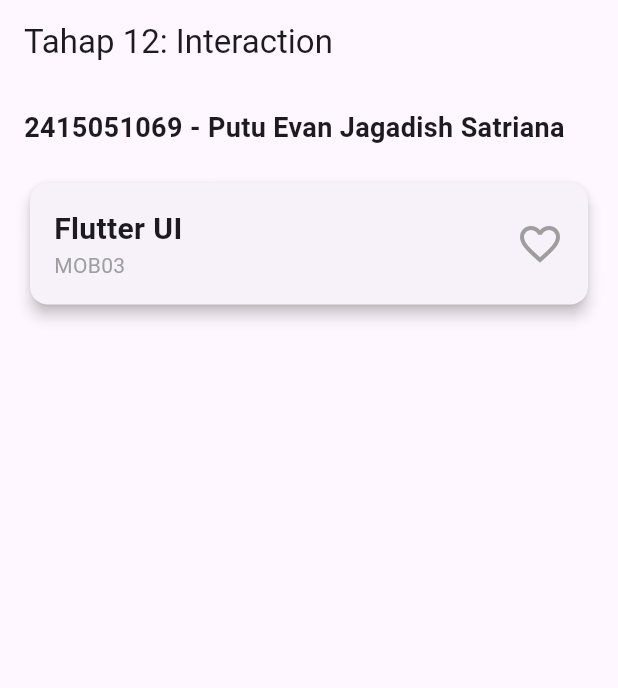
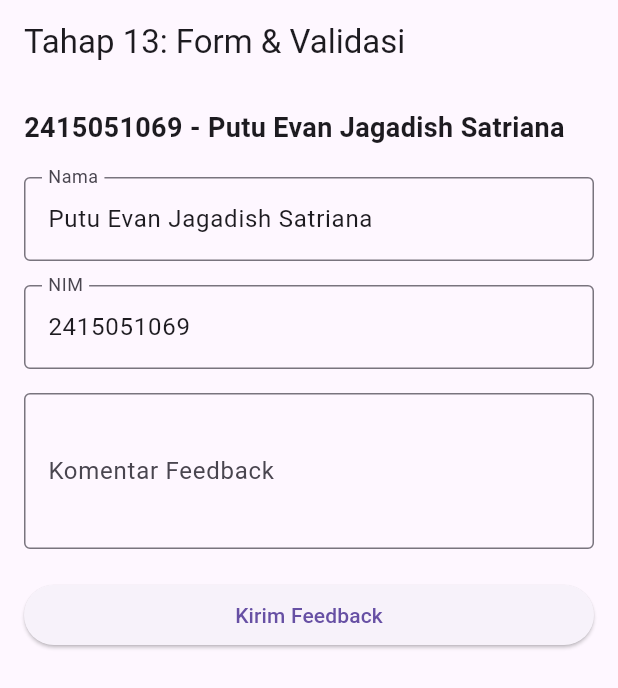
Before and after one commit to pannpanns/Course-Explorer, a Flutter app: the screen it shows after launch, on a phone screen of 412 x 824 dp. Shown: the top 688 px of the screen. Run offline on Flutter 3.47's test engine with Material 3 defaults, Android fonts, the phone set to English and light mode, and no system bars.

Commit message:
Tahap 13: Form input dan validasi

```diff
--- a/lib/main.dart
+++ b/lib/main.dart
@@ -14,27 +14,29 @@
   Widget build(BuildContext context) {
     return const MaterialApp(
       debugShowCheckedModeBanner: false,
-      home: InteractionPage(),
+      home: FormValidationPage(),
     );
   }
 }
 
-class InteractionPage extends StatefulWidget {
-  const InteractionPage({super.key});
+class FormValidationPage extends StatefulWidget {
+  const FormValidationPage({super.key});
 
   @override
-  State<InteractionPage> createState() => _InteractionPageState();
+  State<FormValidationPage> createState() => _FormValidationPageState();
 }
 
-class _InteractionPageState extends State<InteractionPage> {
-  bool isFavorite = false;
+class _FormValidationPageState extends State<FormValidationPage> {
+  final _formKey = GlobalKey<FormState>();
 
   @override
   Widget build(BuildContext context) {
     return Scaffold(
-      appBar: AppBar(title: const Text('Tahap 12: Interaction')),
-      body: Padding(
+      appBar: AppBar(title: const Text('Tahap 13: Form & Validasi')),
+      body: SingleChildScrollView(
         padding: const EdgeInsets.all(16.0),
+        child: Form(
+          key: _formKey,
           child: Column(
             crossAxisAlignment: CrossAxisAlignment.start,
             children: [
@@ -43,48 +45,59 @@
                 style: TextStyle(fontSize: 18, fontWeight: FontWeight.bold),
               ),
               const SizedBox(height: 20),
-            Card(
-              elevation: 4,
-              clipBehavior: Clip.hardEdge,
-              child: InkWell(
-                onTap: () {
-                  setState(() {
-                    isFavorite = !isFavorite;
-                  });
+              TextFormField(
+                initialValue: studentName,
+                decoration: const InputDecoration(
+                  labelText: 'Nama',
+                  border: OutlineInputBorder(),
+                ),
+                readOnly: true,
+              ),
+              const SizedBox(height: 16),
+              TextFormField(
+                initialValue: studentId,
+                decoration: const InputDecoration(
+                  labelText: 'NIM',
+                  border: OutlineInputBorder(),
+                ),
+                readOnly: true,
+              ),
+              const SizedBox(height: 16),
+              TextFormField(
+                decoration: const InputDecoration(
+                  labelText: 'Komentar Feedback',
+                  border: OutlineInputBorder(),
+                  hintText: 'Masukkan minimal 5 karakter',
+                ),
+                maxLines: 3,
+                validator: (value) {
+                  if (value == null || value.trim().isEmpty) {
+                    return 'Komentar wajib diisi';
+                  }
+                  if (value.trim().length < 5) {
+                    return 'Komentar minimal 5 karakter';
+                  }
+                  return null;
                 },
-                onLongPress: () {
+              ),
+              const SizedBox(height: 20),
+              SizedBox(
+                width: double.infinity,
+                child: ElevatedButton(
+                  onPressed: () {
+                    if (_formKey.currentState!.validate()) {
                       ScaffoldMessenger.of(context).showSnackBar(
-                    const SnackBar(
-                      content: Text('Menampilkan ringkasan materi...'),
-                      duration: Duration(seconds: 2),
+                        const SnackBar(content: Text('Feedback berhasil divalidasi dan dikirim!')),
+                      );
+                    }
+                  },
+                  child: const Text('Kirim Feedback'),
                 ),
-                  );
-                },
-                child: Padding(
-                  padding: const EdgeInsets.all(16.0),
-                  child: Row(
-                    mainAxisAlignment: MainAxisAlignment.spaceBetween,
-                    children: [
-                      const Column(
-                        crossAxisAlignment: CrossAxisAlignment.start,
-                        children: [
-                          Text('Flutter UI', style: TextStyle(fontSize: 20, fontWeight: FontWeight.bold)),
-                          Text('MOB03', style: TextStyle(color: Colors.grey)),
-                        ],
-                      ),
-                      Icon(
-                        isFavorite ? Icons.favorite : Icons.favorite_border,
-                        color: isFavorite ? Colors.red : Colors.grey,
-                        size: 32,
               ),
             ],
           ),
         ),
       ),
-            ),
-          ],
-        ),
-      ),
     );
   }
 }
```
Lines whose indentation alone changed are shown as unchanged.
